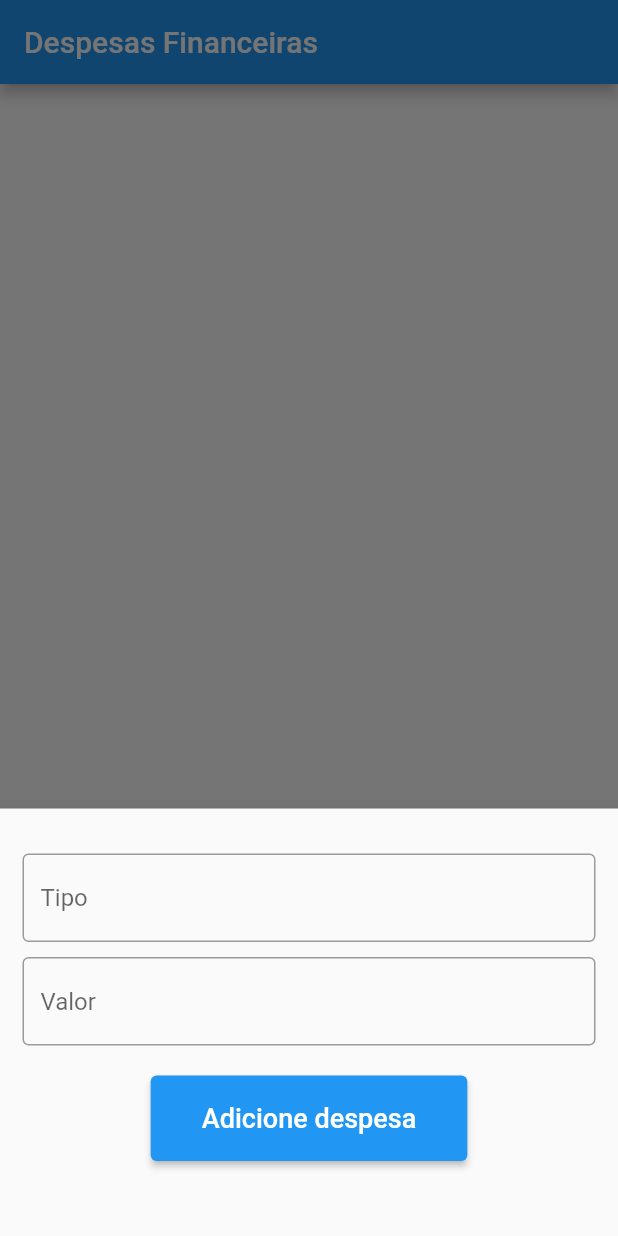
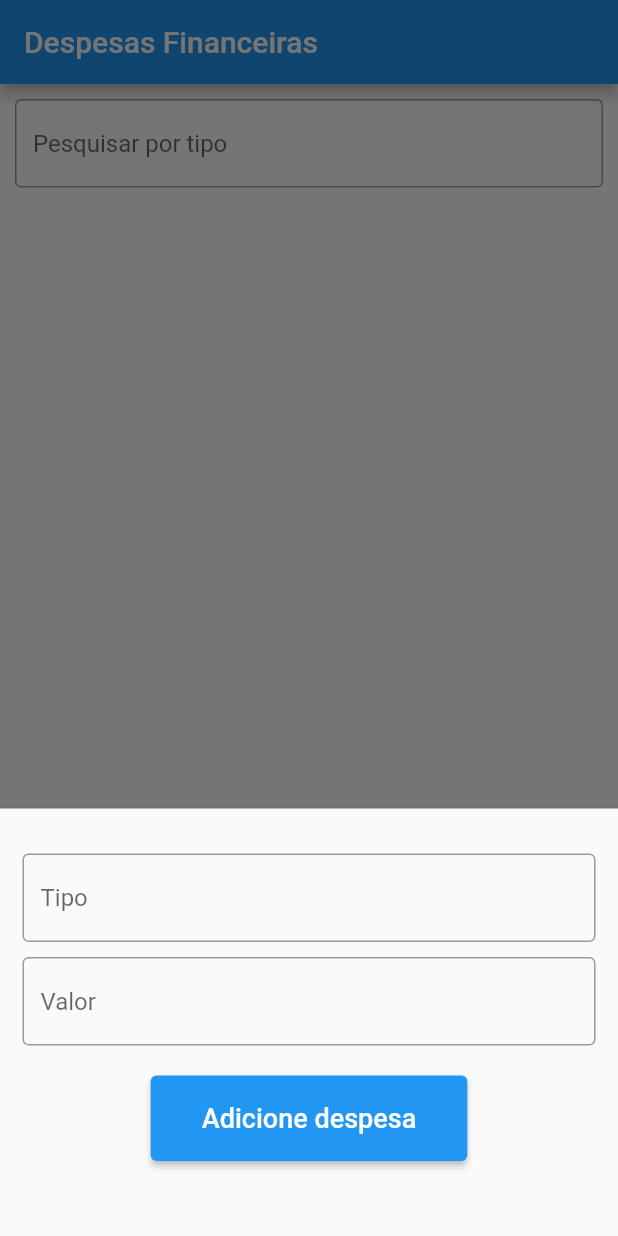
Before and after one commit to GustavoLuizO/Flutter, a Flutter app: the screen it shows after launch, after a tap on the "add" icon, on a phone screen of 412 x 824 dp. Run offline on Flutter 3.47's test engine with Material 2 defaults, Android fonts, the phone set to English and light mode, and no system bars; our stand-ins replace sqflite; accounts and stored records are empty.

Commit message:
Aplicando o filtro por tipo

```diff
--- a/despesa/lib/db_helper.dart
+++ b/despesa/lib/db_helper.dart
@@ -29,10 +29,21 @@ class SQLHelper{
     return id;
   }
 
-  static Future<List<Map<String, dynamic>>> getAllData() async {
-    final db = await SQLHelper.db();
-    return db.query('data', orderBy: 'id');
+  static Future<List<Map<String, dynamic>>> getAllData({String? searchText}) async {
+  final db = await SQLHelper.db();
+    if (searchText != null && searchText.isNotEmpty) {
+      return db.query(
+        'data',
+        where: 'tipo LIKE ?',
+        whereArgs: ['%$searchText%'],
+        orderBy: 'id',
+      );
+    } else {
+      return db.query('data', orderBy: 'id');
+    }
   }
+
+
 
   static Future<int> updateData(int id, String tipo, String valor) async {
     final db = await SQLHelper.db();
--- a/despesa/lib/home.dart
+++ b/despesa/lib/home.dart
@@ -1,19 +1,20 @@
 import 'package:despesa/db_helper.dart';
 import 'package:flutter/material.dart';
-class Home extends StatefulWidget{
-  const Home({super.key});
+
+class Home extends StatefulWidget {
+  const Home({Key? key});
 
   @override
   State<Home> createState() => _HomeState();
 }
 
-class _HomeState extends State<Home>{
+class _HomeState extends State<Home> {
   List<Map<String, dynamic>> _allData = [];
-
   bool _isLoading = true;
+  String _searchText = '';
 
   void _refreshData() async {
-    final data = await SQLHelper.getAllData();
+    final data = await SQLHelper.getAllData(searchText: _searchText);
     setState(() {
       _allData = data;
       _isLoading = false;
@@ -41,10 +42,10 @@ class _HomeState extends State<Home>{
 
   void _deleteData(int id) async {
     await SQLHelper.deleteData(id);
-    ScaffoldMessenger.of(context)
-      .showSnackBar(const SnackBar(
+    ScaffoldMessenger.of(context).showSnackBar(const SnackBar(
       backgroundColor: Colors.red,
-        content: Text("Despesa deletada")));
+      content: Text("Despesa deletada"),
+    ));
     _refreshData();
   }
 
@@ -55,11 +56,29 @@ class _HomeState extends State<Home>{
       appBar: AppBar(
         title: const Text("Despesas Financeiras"),
       ),
-      body: _isLoading ? const Center(
-        child: CircularProgressIndicator(
-
+      body: Column(
+        children: [
+          Padding(
+            padding: const EdgeInsets.all(10),
+            child: TextField(
+              onChanged: (value) {
+                setState(() {
+                  _searchText = value;
+                });
+                _refreshData();
+              },
+              decoration: const InputDecoration(
+                border: OutlineInputBorder(),
+                hintText: 'Pesquisar por tipo',
               ),
-      ):ListView.builder(
+            ),
+          ),
+          _isLoading
+              ? const Center(
+                  child: CircularProgressIndicator(),
+                )
+              : Expanded(
+                  child: ListView.builder(
                     itemCount: _allData.length,
                     itemBuilder: (context, index) => Card(
                       margin: const EdgeInsets.all(15),
@@ -78,7 +97,7 @@ class _HomeState extends State<Home>{
                           mainAxisSize: MainAxisSize.min,
                           children: [
                             IconButton(
-                  onPressed: (){
+                              onPressed: () {
                                 showBottomSheet(_allData[index]['id']);
                               },
                               icon: const Icon(
@@ -87,7 +106,7 @@ class _HomeState extends State<Home>{
                               ),
                             ),
                             IconButton(
-                  onPressed: (){
+                              onPressed: () {
                                 _deleteData(_allData[index]['id']);
                               },
                               icon: const Icon(
@@ -95,10 +114,13 @@ class _HomeState extends State<Home>{
                                 color: Colors.red,
                               ),
                             )
-              ]
+                          ],
                         ),
                       ),
                     ),
+                  ),
+                ),
+        ],
       ),
       floatingActionButton: FloatingActionButton(
         onPressed: () => showBottomSheet(null),
@@ -107,9 +129,10 @@ class _HomeState extends State<Home>{
     );
   }
 
-  void showBottomSheet(int? id) async{
-    if(id != null) {
-      final existingData = _allData.firstWhere((element) => element['id'] == id);
+  void showBottomSheet(int? id) async {
+    if (id != null) {
+      final existingData =
+          _allData.firstWhere((element) => element['id'] == id);
       _tipoController.text = existingData['tipo'];
       _valorController.text = existingData['valor'];
     }
@@ -135,7 +158,7 @@ class _HomeState extends State<Home>{
                 hintText: 'Tipo',
               ),
             ),
-            const SizedBox(height:10),
+            const SizedBox(height: 10),
             TextField(
               controller: _valorController,
               decoration: const InputDecoration(
@@ -144,7 +167,6 @@ class _HomeState extends State<Home>{
               ),
             ),
             const SizedBox(height: 20),
-
             Center(
               child: ElevatedButton(
                 onPressed: () async {
@@ -174,7 +196,7 @@ class _HomeState extends State<Home>{
             )
           ],
         ),
-      )
+      ),
     );
   }
 }
```
Lines whose indentation alone changed are shown as unchanged.
